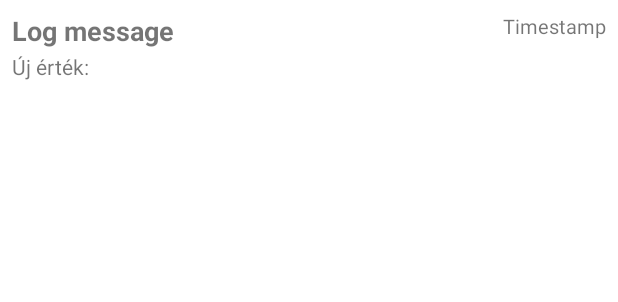
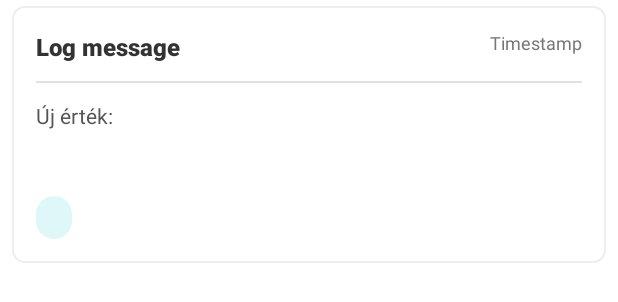
Before and after one commit to FarkasAdam-banki/DoDoListAndroid, an Android app: the layout item_log.xml on its own in the app's theme, with its tools: preview values and no code run, on a phone screen of 412 x 824 dp. Shown: the top 302 px of the screen. Run offline under Robolectric (Android 15) with nearby library versions, the phone set to English and light mode, and no system bars.

Commit message:
List-item elemek kinézetének fejlesztése, modernebb és átláthatóbb megjelenés

```diff
--- a/app/src/main/AndroidManifest.xml
+++ b/app/src/main/AndroidManifest.xml
@@ -5,6 +5,7 @@
     <uses-permission android:name="android.permission.INTERNET" />
 
     <application
+        android:label="@string/app_name"
         android:allowBackup="true"
         android:dataExtractionRules="@xml/data_extraction_rules"
         android:fullBackupContent="@xml/backup_rules"
--- /dev/null
+++ b/app/src/main/res/drawable/log_item_background.xml
@@ -0,0 +1,8 @@
+<?xml version="1.0" encoding="utf-8"?>
+<shape xmlns:android="http://schemas.android.com/apk/res/android">
+    <solid android:color="@android:color/white" />
+    <corners android:radius="8dp" />
+    <stroke
+        android:width="1dp"
+        android:color="#EEEEEE" />
+</shape>
--- /dev/null
+++ b/app/src/main/res/drawable/status_badge_background.xml
@@ -0,0 +1,5 @@
+<?xml version="1.0" encoding="utf-8"?>
+<shape xmlns:android="http://schemas.android.com/apk/res/android">
+    <solid android:color="#E0F7FA" />
+    <corners android:radius="16dp" />
+</shape>
--- a/app/src/main/res/layout/item_log.xml
+++ b/app/src/main/res/layout/item_log.xml
@@ -4,7 +4,10 @@
     android:layout_width="match_parent"
     android:layout_height="wrap_content"
     xmlns:app="http://schemas.android.com/apk/res-auto"
-    android:padding="8dp">
+    android:padding="16dp"
+    android:background="@drawable/log_item_background"
+    android:layout_marginVertical="4dp"
+    android:layout_marginHorizontal="8dp">
 
     <TextView
         android:id="@+id/logMessage"
@@ -12,54 +15,76 @@
         android:layout_height="wrap_content"
         android:textStyle="bold"
         android:text="Log message"
-        android:textSize="18sp"
+        android:textSize="16sp"
+        android:textColor="#333333"
+        android:fontFamily="sans-serif-medium"
+        android:layout_marginEnd="80dp"
         app:layout_constraintStart_toStartOf="parent"
         app:layout_constraintEnd_toEndOf="parent"
-        tools:ignore="MissingConstraints" />
+        app:layout_constraintTop_toTopOf="parent" />
 
     <TextView
         android:id="@+id/logTimestamp"
         android:layout_width="wrap_content"
         android:layout_height="wrap_content"
         android:text="Timestamp"
-        android:textSize="13sp"
+        android:textSize="12sp"
+        android:textColor="#757575"
+        android:fontFamily="sans-serif"
         app:layout_constraintTop_toTopOf="@id/logMessage"
         app:layout_constraintEnd_toEndOf="parent"/>
 
+    <View
+        android:id="@+id/divider"
+        android:layout_width="0dp"
+        android:layout_height="1dp"
+        android:background="#E0E0E0"
+        android:layout_marginTop="12dp"
+        app:layout_constraintStart_toStartOf="parent"
+        app:layout_constraintEnd_toEndOf="parent"
+        app:layout_constraintTop_toBottomOf="@id/logMessage"/>
+
     <TextView
         android:id="@+id/newValue"
-        android:layout_width="300dp"
+        android:layout_width="0dp"
         android:layout_height="wrap_content"
-        android:layout_marginTop="8dp"
+        android:layout_marginTop="12dp"
         android:text="Új érték:"
-        app:layout_constraintTop_toBottomOf="@id/logTimestamp"
-        app:layout_constraintStart_toStartOf="parent"/>
+        android:textSize="14sp"
+        android:textColor="#555555"
+        app:layout_constraintTop_toBottomOf="@id/divider"
+        app:layout_constraintStart_toStartOf="parent"
+        app:layout_constraintEnd_toEndOf="parent"/>
 
     <ImageView
         android:id="@+id/colorCircle"
-        android:layout_width="30dp"
-        android:layout_height="30dp"
-        android:layout_marginTop="3dp"
+        android:layout_width="24dp"
+        android:layout_height="24dp"
+        android:layout_marginTop="8dp"
         app:layout_constraintTop_toBottomOf="@id/newValue"
         app:layout_constraintStart_toStartOf="parent"/>
+
     <TextView
         android:id="@+id/logText"
-        android:layout_width="300dp"
+        android:layout_width="0dp"
         android:layout_height="wrap_content"
         android:textStyle="bold"
-        android:layout_marginTop="3dp"
+        android:textSize="15sp"
+        android:textColor="#212121"
         app:layout_constraintTop_toBottomOf="@id/newValue"
-        app:layout_constraintStart_toStartOf="parent"/>
+        app:layout_constraintStart_toStartOf="@id/newValue"/>
 
     <TextView
         android:id="@+id/statusBadge"
         android:layout_width="wrap_content"
         android:layout_height="wrap_content"
-        android:textColor="@color/black"
-        android:layout_marginTop="3dp"
-        android:padding="5dp"
-        android:textSize="14sp"
+        android:textColor="#000"
+        android:layout_marginTop="12dp"
+        android:paddingHorizontal="12dp"
+        android:paddingVertical="6dp"
+        android:textSize="12sp"
         android:textStyle="bold"
-        app:layout_constraintTop_toBottomOf="@id/newValue"
+        android:background="@drawable/status_badge_background"
+        app:layout_constraintTop_toBottomOf="@id/colorCircle"
         app:layout_constraintStart_toStartOf="parent"/>
 </androidx.constraintlayout.widget.ConstraintLayout>
--- /dev/null
+++ b/app/src/main/res/values/strings.xml
@@ -0,0 +1,4 @@
+<?xml version="1.0" encoding="utf-8"?>
+<resources>
+    <string name="app_name">DoDoList</string>
+</resources>
```
Also changed, not shown: app/src/main/res/drawable/circular_button_background.xml (added, +9 -0 lines), app/src/main/res/drawable/user_item_background.xml (added, +8 -0 lines), app/src/main/res/layout/fragment_share.xml (+2 -14 lines), app/src/main/res/layout/fragment_task_settings.xml (+1 -24 lines), app/src/main/res/layout/item_share.xml (+30 -25 lines), app/src/main/res/layout/item_subtask.xml (+19 -12 lines), app/src/main/res/layout/task_listitem.xml (+26 -15 lines).
